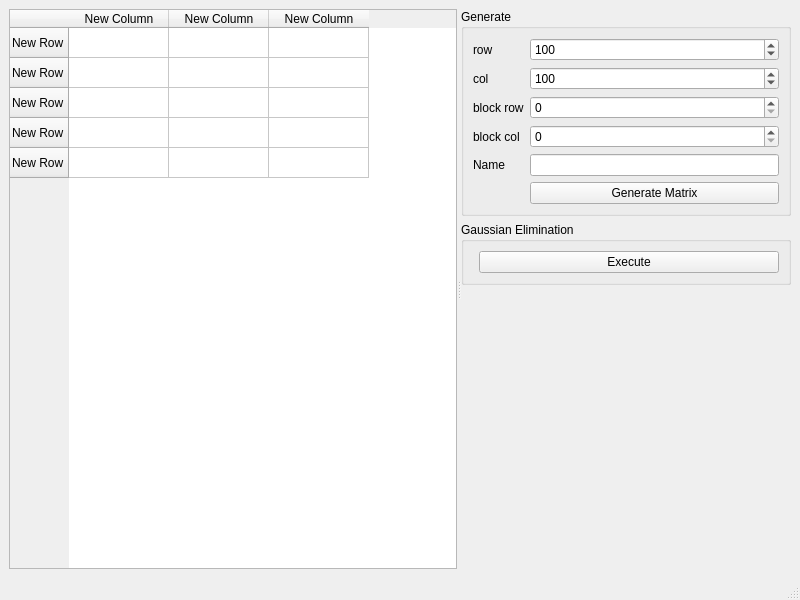
RicardoBusta/Doutorado, file Álgebra Computacional/Matrix/mainwindow.ui: the form before one commit.
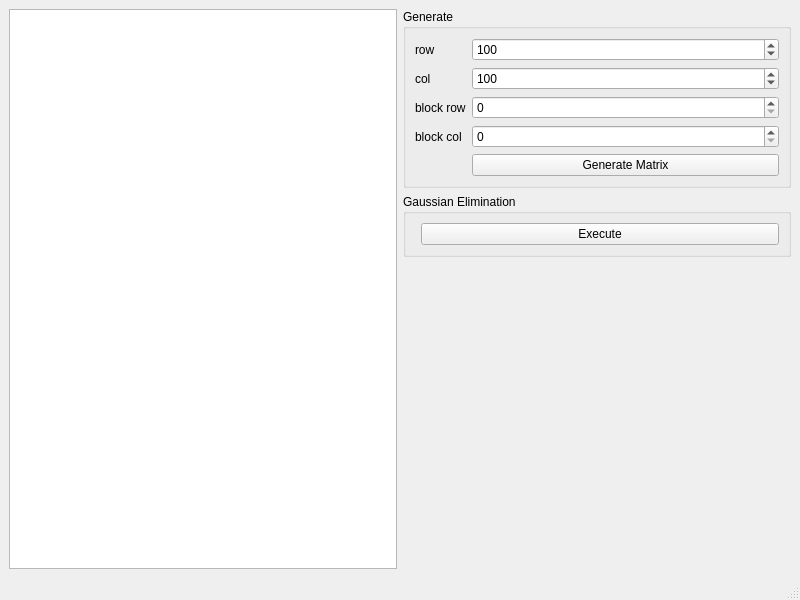
The form after the commit.

What changed in the file:
```diff
--- a/Álgebra Computacional/Matrix/mainwindow.ui
+++ b/Álgebra Computacional/Matrix/mainwindow.ui
@@ -15,53 +15,14 @@
   </property>
   <widget class="QWidget" name="centralwidget">
    <layout class="QHBoxLayout" name="horizontalLayout">
+    <item>
+     <widget class="QListWidget" name="matrix_listWidget"/>
+    </item>
     <item>
      <widget class="QSplitter" name="splitter">
       <property name="orientation">
        <enum>Qt::Horizontal</enum>
       </property>
-      <widget class="QTableWidget" name="tableWidget">
-       <row>
-        <property name="text">
-         <string>New Row</string>
-        </property>
-       </row>
-       <row>
-        <property name="text">
-         <string>New Row</string>
-        </property>
-       </row>
-       <row>
-        <property name="text">
-         <string>New Row</string>
-        </property>
-       </row>
-       <row>
-        <property name="text">
-         <string>New Row</string>
-        </property>
-       </row>
-       <row>
-        <property name="text">
-         <string>New Row</string>
-        </property>
-       </row>
-       <column>
-        <property name="text">
-         <string>New Column</string>
-        </property>
-       </column>
-       <column>
-        <property name="text">
-         <string>New Column</string>
-        </property>
-       </column>
-       <column>
-        <property name="text">
-         <string>New Column</string>
-        </property>
-       </column>
-      </widget>
       <widget class="QWidget" name="verticalLayoutWidget">
        <layout class="QVBoxLayout" name="verticalLayout">
         <item>
@@ -147,23 +108,13 @@
              </property>
             </widget>
            </item>
-           <item row="5" column="1">
+           <item row="4" column="1">
             <widget class="QPushButton" name="generate_pushButton">
              <property name="text">
               <string>Generate Matrix</string>
              </property>
             </widget>
            </item>
-           <item row="4" column="1">
-            <widget class="QLineEdit" name="lineEdit"/>
-           </item>
-           <item row="4" column="0">
-            <widget class="QLabel" name="label_2">
-             <property name="text">
-              <string>Name</string>
-             </property>
-            </widget>
-           </item>
           </layout>
          </widget>
         </item>
```
Left out of the diff: 2 changed lines with no effect on the pictures.
